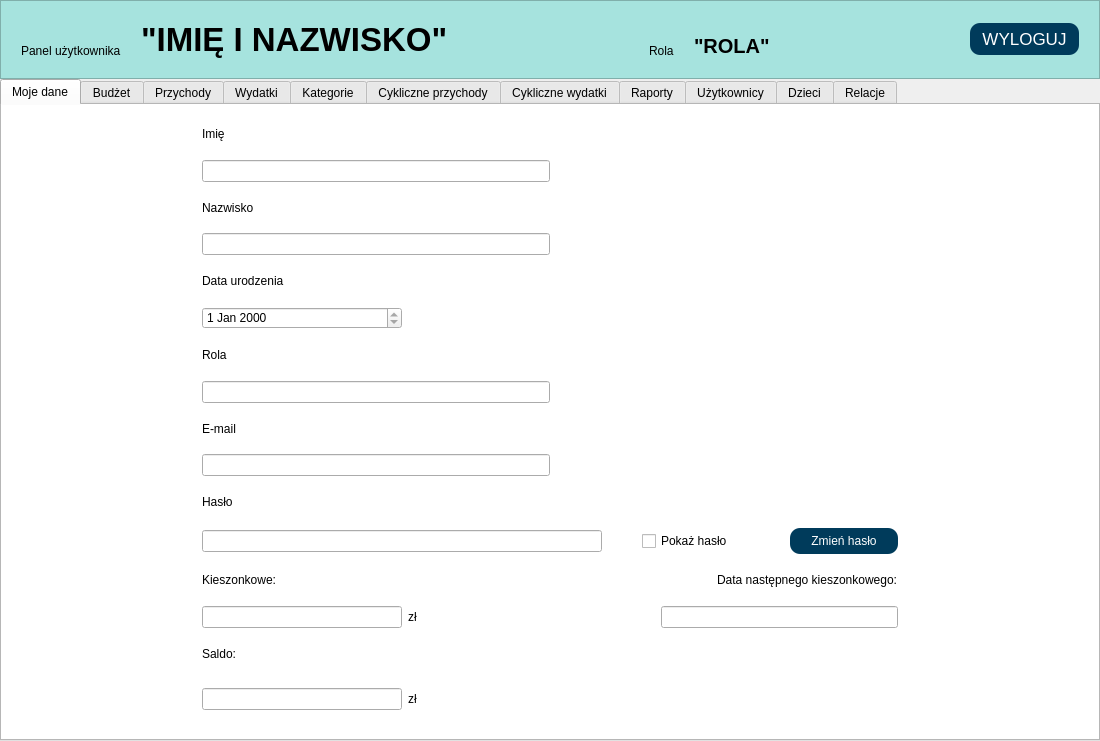
Old version of the form ui/User_Panel.ui in the repository Dawid-Robak-IG/BUDZET_DOMOWY.
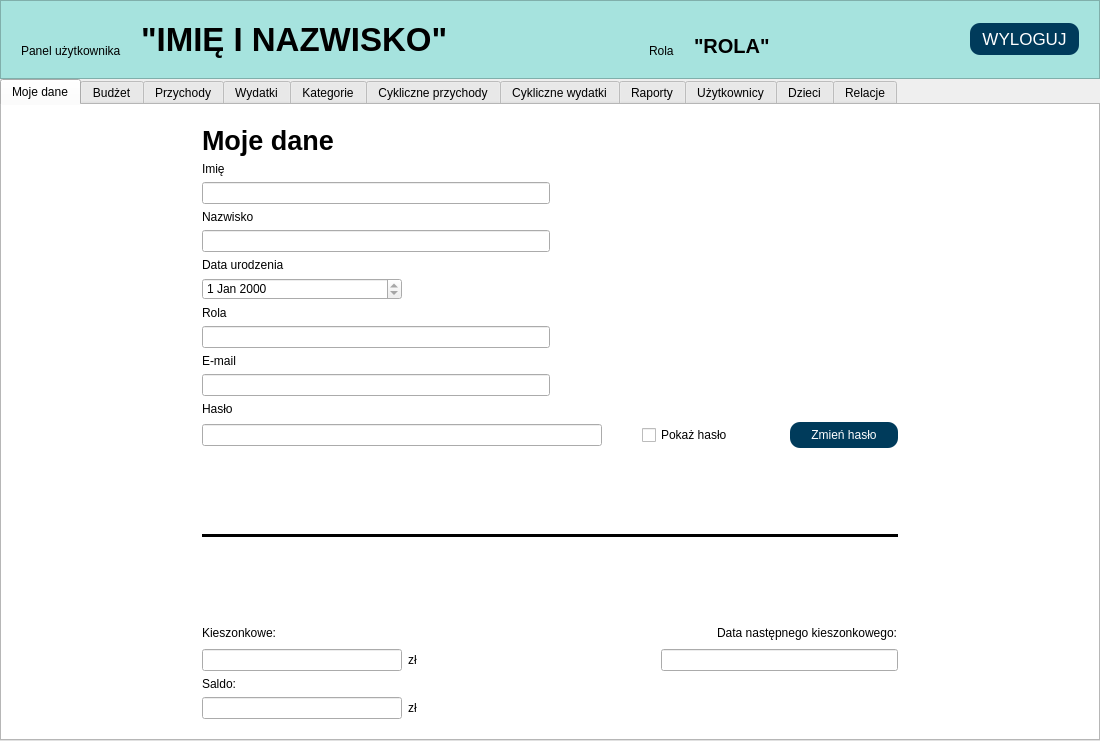
New version of the form. The open tabs and pages were chosen to show the change.

Diff of the .ui file:
```diff
--- a/ui/User_Panel.ui
+++ b/ui/User_Panel.ui
@@ -229,12 +229,31 @@
        <property name="leftMargin">
         <number>200</number>
        </property>
+       <property name="topMargin">
+        <number>20</number>
+       </property>
        <property name="rightMargin">
         <number>200</number>
        </property>
        <property name="bottomMargin">
         <number>20</number>
        </property>
+       <item>
+        <widget class="QLabel" name="label_65">
+         <property name="font">
+          <font>
+           <pointsize>20</pointsize>
+           <bold>true</bold>
+          </font>
+         </property>
+         <property name="text">
+          <string>Moje dane</string>
+         </property>
+         <property name="margin">
+          <number>15</number>
+         </property>
+        </widget>
+       </item>
        <item>
         <widget class="QLabel" name="label_8">
          <property name="text">
@@ -441,6 +460,51 @@
          </item>
         </layout>
        </item>
+       <item>
+        <spacer name="verticalSpacer_27">
+         <property name="orientation">
+          <enum>Qt::Vertical</enum>
+         </property>
+         <property name="sizeHint" stdset="0">
+          <size>
+           <width>20</width>
+           <height>40</height>
+          </size>
+         </property>
+        </spacer>
+       </item>
+       <item>
+        <widget class="Line" name="line_3">
+         <property name="styleSheet">
+          <string notr="true">background-color:  rgba(0,59,91,255); </string>
+         </property>
+         <property name="frameShadow">
+          <enum>QFrame::Plain</enum>
+         </property>
+         <property name="lineWidth">
+          <number>10</number>
+         </property>
+         <property name="midLineWidth">
+          <number>10</number>
+         </property>
+         <property name="orientation">
+          <enum>Qt::Horizontal</enum>
+         </property>
+        </widget>
+       </item>
+       <item>
+        <spacer name="verticalSpacer_26">
+         <property name="orientation">
+          <enum>Qt::Vertical</enum>
+         </property>
+         <property name="sizeHint" stdset="0">
+          <size>
+           <width>20</width>
+           <height>40</height>
+          </size>
+         </property>
+        </spacer>
+       </item>
        <item>
         <layout class="QHBoxLayout" name="horizontalLayout_44">
          <property name="topMargin">
```
Left out of the diff: 28 changed lines with no effect on the pictures.
